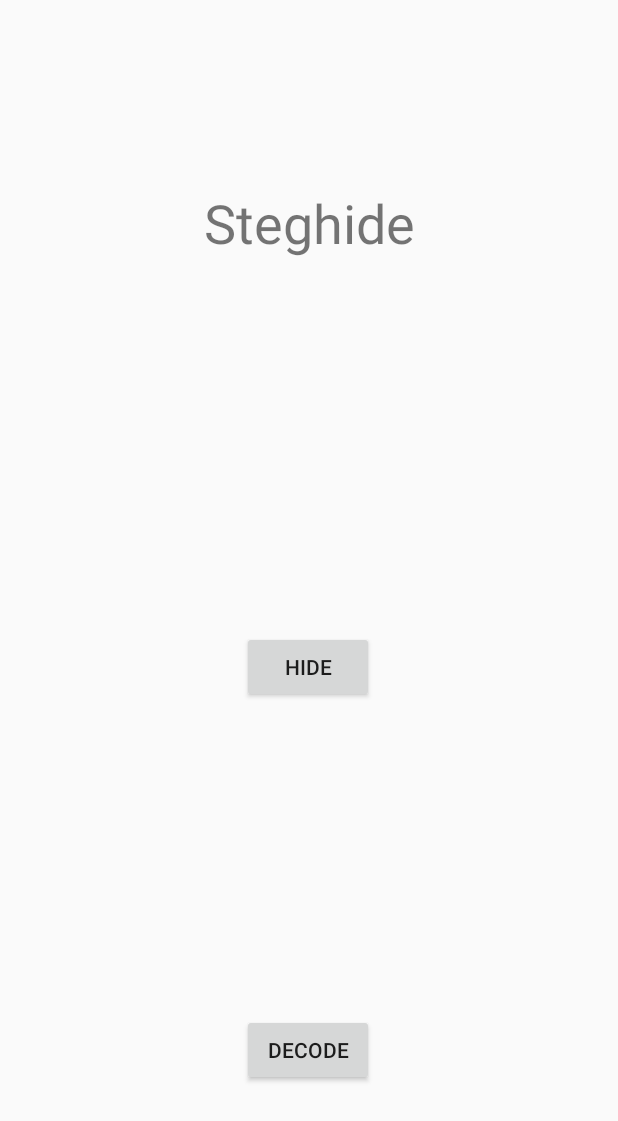
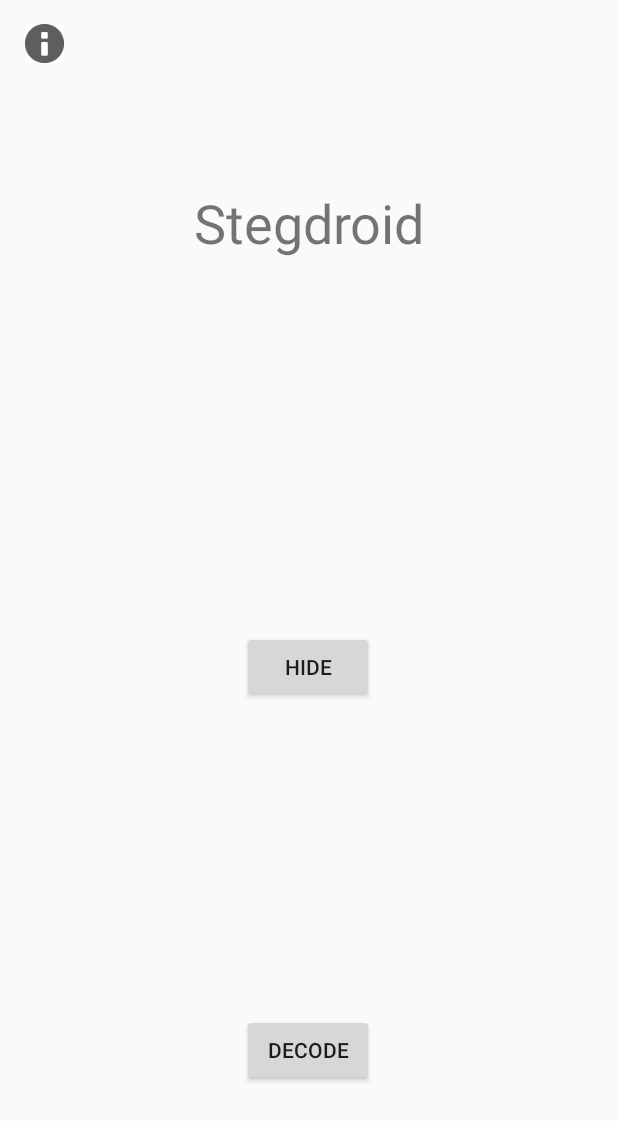
Before and after one commit to FranMartiarena/Stegdroid, an Android app: the screen it shows after launch (MainActivity), on a phone screen of 412 x 824 dp. Shown: the top 1121 px of the screen. Run offline under Robolectric (Android 15) with nearby library versions, the phone set to English and light mode, and no system bars.

Commit message:
Added an information button. Also an alert if the image is bigger than expected.

```diff
--- a/Steghide/app/src/main/AndroidManifest.xml
+++ b/Steghide/app/src/main/AndroidManifest.xml
@@ -8,7 +8,6 @@
     <application
         android:requestLegacyExternalStorage="true"
         android:theme="@style/Theme.AppCompat.Light.NoActionBar">
-        <activity android:name=".Loading"></activity>
         <activity android:name=".save_image" />
         <activity android:name=".image_selection4" />
         <activity android:name=".activity_image_selection2" />
--- a/Steghide/app/src/main/java/com/example/steghide/save_image.java
+++ b/Steghide/app/src/main/java/com/example/steghide/save_image.java
@@ -71,7 +71,7 @@ public class save_image extends AppCompatActivity {
 
     public void saveImage(View view){
         String root = Environment.getExternalStoragePublicDirectory(Environment.DIRECTORY_PICTURES).toString();
-        File myDir = new File(root + "/Steghide");
+        File myDir = new File(root + "/Stegdroid");
         myDir.mkdirs();
 
         File file = new File (myDir, fname+".png");
--- a/Steghide/app/src/main/res/layout/activity_main.xml
+++ b/Steghide/app/src/main/res/layout/activity_main.xml
@@ -11,6 +11,7 @@
         android:layout_width="wrap_content"
         android:layout_height="wrap_content"
         android:layout_marginTop="124dp"
+        android:background="?attr/selectableItemBackground"
         android:text="@string/app_name"
         android:textSize="36sp"
         app:layout_constraintEnd_toEndOf="parent"
@@ -42,4 +43,23 @@
         app:layout_constraintStart_toStartOf="parent"
         app:layout_constraintTop_toBottomOf="@+id/title"
         app:layout_constraintVertical_bias="0.0" />
+
+    <ImageButton
+        android:id="@+id/imageButton_id"
+        style="@style/Widget.AppCompat.ImageButton"
+        android:layout_width="26dp"
+        android:layout_height="26dp"
+        android:layout_marginTop="16dp"
+        android:adjustViewBounds="false"
+        android:background="#FFFFFF"
+        android:contentDescription="@string/message_hint"
+        android:onClick="information"
+        android:scaleType="fitXY"
+        android:tint="#5F5D5D"
+        app:layout_constraintEnd_toEndOf="parent"
+        app:layout_constraintHorizontal_bias="0.043"
+        app:layout_constraintStart_toStartOf="parent"
+        app:layout_constraintTop_toTopOf="parent"
+        app:srcCompat="@android:drawable/ic_dialog_info" />
+
 </androidx.constraintlayout.widget.ConstraintLayout>
--- a/Steghide/app/src/main/res/layout/content_image_selection.xml
+++ /dev/null
@@ -1,6 +0,0 @@
-<?xml version="1.0" encoding="utf-8"?>
-<androidx.constraintlayout.widget.ConstraintLayout xmlns:android="http://schemas.android.com/apk/res/android"
-    xmlns:app="http://schemas.android.com/apk/res-auto"
-    android:layout_width="match_parent"
-    android:layout_height="match_parent"
-    app:layout_behavior="@string/appbar_scrolling_view_behavior"></androidx.constraintlayout.widget.ConstraintLayout>
--- a/Steghide/app/src/main/res/values/strings.xml
+++ b/Steghide/app/src/main/res/values/strings.xml
@@ -1,5 +1,5 @@
 <resources>
-    <string name="app_name">Steghide</string>
+    <string name="app_name">Stegdroid</string>
     <string name="message_hint">Secret message</string>
     <string name="edit_name">Edit</string>
     <string name="select_name">Select</string>
@@ -11,4 +11,6 @@
     <string name="decode_name">Decode</string>
     <string name="title_activity_image_selection">Image_selection</string>
     <string name="Saving">saving</string>
+    <string name="Info">Stegdroid is an image steganography app developed by Francisco Martiarena.\n\nTo hide a message just click the "HIDE" button, select an image with a size smaller than 2500px (either width or height), write your message and click the "SAVE" button.\n\nYour new image will be saved in the phone\'s image gallery in a folder called "Stegdroid"\n
+---\nTo get the hidden message from an image just click the "DECODE" button, select the image and click the "DECODE" button again.\n\nIf you want to edit the file just click the "EDIT" button.</string>
 </resources>
```
Also changed, not shown: Steghide/app/src/main/java/com/example/steghide/Loading.java (deleted, +0 -20 lines), Steghide/app/src/main/java/com/example/steghide/MainActivity.java (+35 -0 lines), Steghide/app/src/main/java/com/example/steghide/activity_image_selection2.java (+34 -13 lines), Steghide/app/src/main/res/layout/activity_hide.xml (deleted, +0 -32 lines), Steghide/app/src/main/res/layout/activity_image_selection.xml (deleted, +0 -7 lines), Steghide/app/src/main/res/layout/activity_image_selection1.xml (deleted, +0 -21 lines), Steghide/app/src/main/res/layout/activity_image_selection3.xml (deleted, +0 -22 lines).
